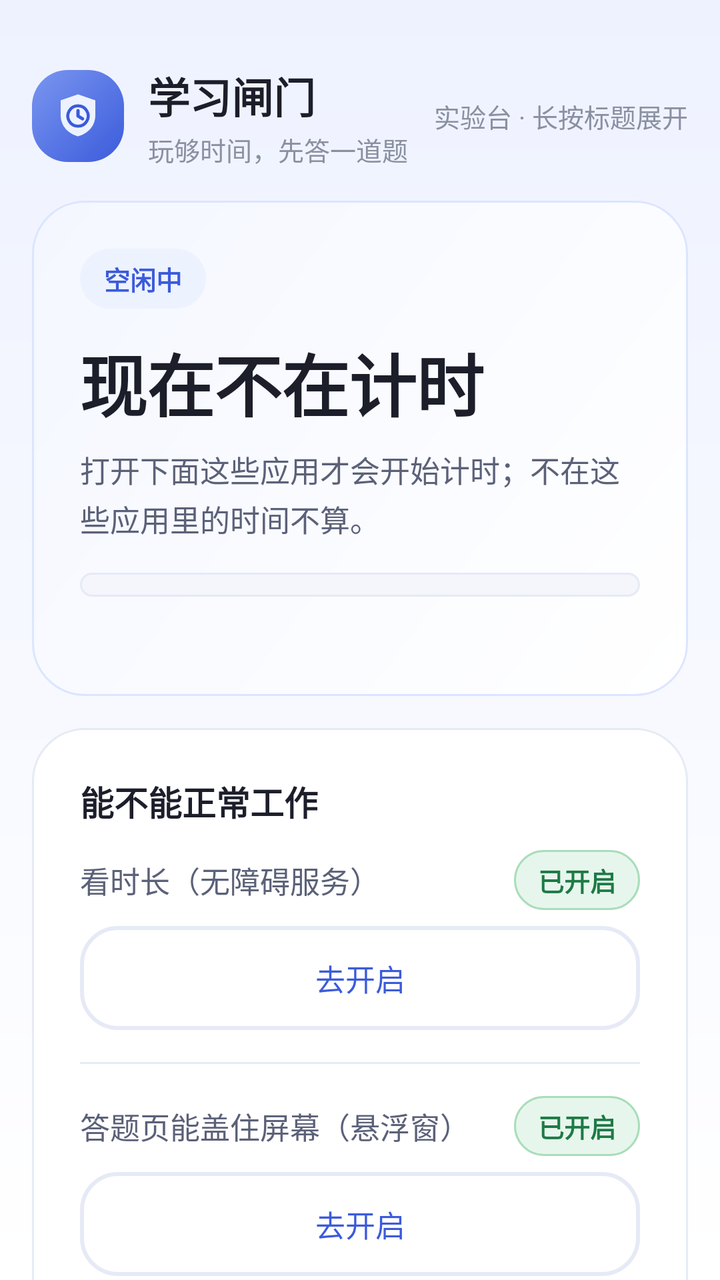
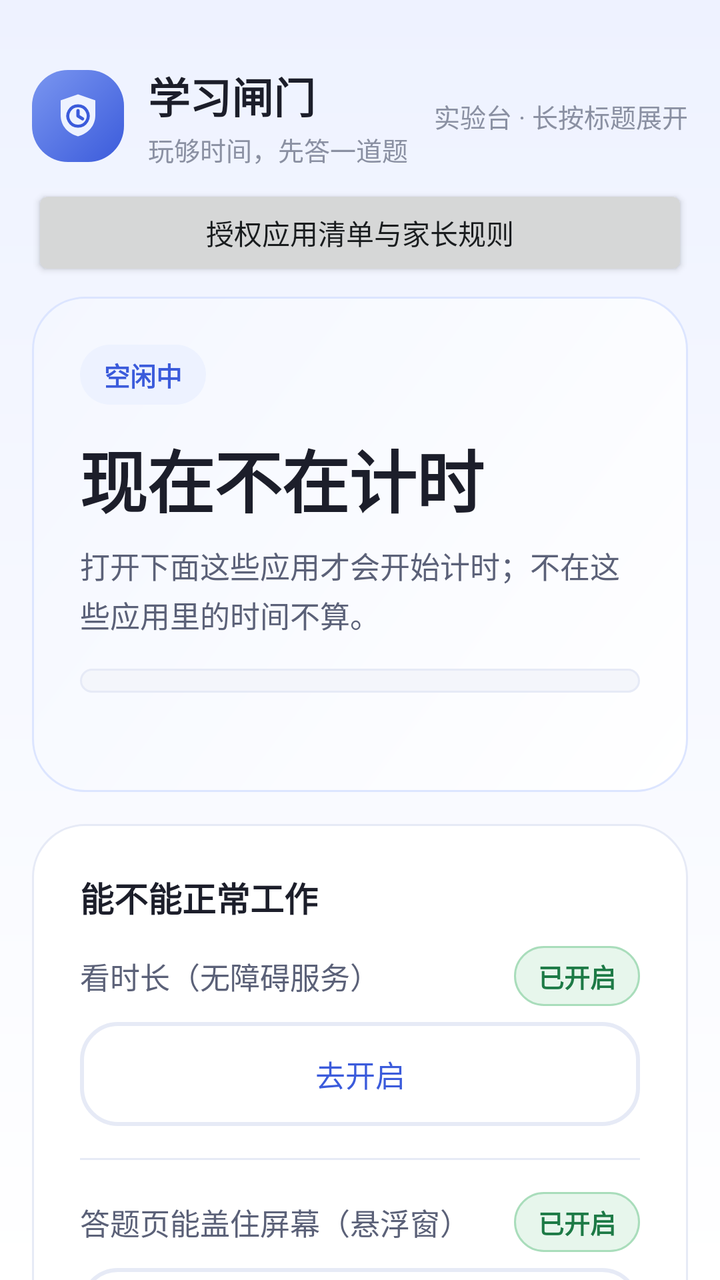

An Android layout rendered at two revisions. The XML below is the earlier revision; the diff shows what the commit changed to produce the second picture.
<!-- AndroidManifest.xml: application theme QuizGateTheme -->
<!-- res/layout/activity_main.xml -->
<?xml version="1.0" encoding="utf-8"?>
<ScrollView xmlns:android="http://schemas.android.com/apk/res/android"
    android:layout_width="match_parent"
    android:layout_height="match_parent"
    android:clipToPadding="false"
    android:scrollbars="none">

    <LinearLayout
        android:layout_width="match_parent"
        android:layout_height="wrap_content"
        android:orientation="vertical"
        android:paddingLeft="@dimen/space_4"
        android:paddingTop="@dimen/space_6"
        android:paddingRight="@dimen/space_4"
        android:paddingBottom="@dimen/space_8">

        
        <LinearLayout
            android:id="@+id/titleBlock"
            android:layout_width="match_parent"
            android:layout_height="wrap_content"
            android:clickable="true"
            android:focusable="true"
            android:gravity="center_vertical"
            android:longClickable="true"
            android:orientation="horizontal"
            android:paddingTop="@dimen/space_2"
            android:paddingBottom="@dimen/space_2">

            <FrameLayout
                android:layout_width="46dp"
                android:layout_height="46dp"
                android:background="@drawable/bg_app_mark">

                <ImageView
                    android:layout_width="@dimen/icon_app"
                    android:layout_height="@dimen/icon_app"
                    android:layout_gravity="center"
                    android:contentDescription="@null"
                    android:src="@drawable/ic_app_mark" />
            </FrameLayout>

            <LinearLayout
                android:layout_width="0dp"
                android:layout_height="wrap_content"
                android:layout_marginStart="@dimen/space_3"
                android:layout_weight="1"
                android:orientation="vertical">

                <TextView
                    style="@style/Text.SectionTitle"
                    android:layout_width="wrap_content"
                    android:layout_height="wrap_content"
                    android:text="@string/app_name" />

                <TextView
                    style="@style/Text.Caption"
                    android:layout_width="wrap_content"
                    android:layout_height="wrap_content"
                    android:layout_marginTop="2dp"
                    android:text="@string/app_subtitle" />
            </LinearLayout>

            <TextView
                android:id="@+id/consoleChevron"
                style="@style/Text.Caption"
                android:layout_width="wrap_content"
                android:layout_height="wrap_content"
                android:text="@string/console_chevron_closed" />
        </LinearLayout>

        
        <LinearLayout
            android:layout_width="match_parent"
            android:layout_height="wrap_content"
            android:layout_marginTop="@dimen/space_2"
            android:background="@drawable/bg_hero_card"
            android:orientation="vertical"
            android:padding="@dimen/space_6">

            <TextView
                android:id="@+id/heroKicker"
                style="@style/Text.Chip.Neutral"
                android:layout_width="wrap_content"
                android:layout_height="wrap_content"
                android:text="@string/home_idle_state" />

            <TextView
                android:id="@+id/statusText"
                style="@style/Text.Hero"
                android:layout_width="match_parent"
                android:layout_height="wrap_content"
                android:layout_marginTop="@dimen/space_3"
                android:text="@string/home_idle_title" />

            <TextView
                android:id="@+id/heroBody"
                style="@style/Text.Body"
                android:layout_width="match_parent"
                android:layout_height="wrap_content"
                android:layout_marginTop="@dimen/space_2"
                android:text="@string/home_idle_body" />

            <LinearLayout
                android:id="@+id/progressTrack"
                android:layout_width="match_parent"
                android:layout_height="@dimen/progress_height"
                android:layout_marginTop="@dimen/space_4"
                android:background="@drawable/bg_progress_track"
                android:orientation="horizontal">

                <View
                    android:id="@+id/progressFill"
                    android:layout_width="0dp"
                    android:layout_height="match_parent"
                    android:layout_weight="0"
                    android:background="@drawable/bg_progress_fill" />

                <View
                    android:id="@+id/progressGap"
                    android:layout_width="0dp"
                    android:layout_height="match_parent"
                    android:layout_weight="1" />
            </LinearLayout>

            <TextView
                android:id="@+id/progressLabel"
                style="@style/Text.Caption"
                android:layout_width="match_parent"
                android:layout_height="wrap_content"
                android:layout_marginTop="@dimen/space_2" />
        </LinearLayout>

        
        <LinearLayout
            android:layout_width="match_parent"
            android:layout_height="wrap_content"
            android:layout_marginTop="@dimen/space_4"
            android:background="@drawable/bg_card"
            android:orientation="vertical"
            android:padding="@dimen/space_6">

            <TextView
                style="@style/Text.CardTitle"
                android:layout_width="wrap_content"
                android:layout_height="wrap_content"
                android:text="@string/home_permission_title" />

            <LinearLayout
                android:layout_width="match_parent"
                android:layout_height="wrap_content"
                android:layout_marginTop="@dimen/space_3"
                android:gravity="center_vertical"
                android:orientation="horizontal">

                <TextView
                    style="@style/Text.Body"
                    android:layout_width="0dp"
                    android:layout_height="wrap_content"
                    android:layout_weight="1"
                    android:text="@string/home_perm_accessibility" />

                <TextView
                    android:id="@+id/accessibilityChip"
                    style="@style/Text.Chip.Ok"
                    android:layout_width="wrap_content"
                    android:layout_height="wrap_content"
                    android:text="@string/chip_ok" />
            </LinearLayout>

            <Button
                android:id="@+id/openAccessibilityButton"
                style="@style/Button.Ghost"
                android:layout_width="match_parent"
                android:layout_height="wrap_content"
                android:layout_marginTop="@dimen/space_2"
                android:text="@string/fix_accessibility" />

            <View
                android:layout_width="match_parent"
                android:layout_height="1dp"
                android:layout_marginTop="@dimen/space_4"
                android:layout_marginBottom="@dimen/space_4"
                android:background="@color/card_stroke" />

            <LinearLayout
                android:layout_width="match_parent"
                android:layout_height="wrap_content"
                android:gravity="center_vertical"
                android:orientation="horizontal">

                <TextView
                    style="@style/Text.Body"
                    android:layout_width="0dp"
                    android:layout_height="wrap_content"
                    android:layout_weight="1"
                    android:text="@string/home_perm_overlay" />

                <TextView
                    android:id="@+id/overlayChip"
                    style="@style/Text.Chip.Ok"
                    android:layout_width="wrap_content"
                    android:layout_height="wrap_content"
                    android:text="@string/chip_ok" />
            </LinearLayout>

            <Button
                android:id="@+id/openOverlayButton"
                style="@style/Button.Ghost"
                android:layout_width="match_parent"
                android:layout_height="wrap_content"
                android:layout_marginTop="@dimen/space_2"
                android:text="@string/fix_overlay" />

            <View
                android:layout_width="match_parent"
                android:layout_height="1dp"
                android:layout_marginTop="@dimen/space_4"
                android:layout_marginBottom="@dimen/space_4"
                android:background="@color/card_stroke" />

            
            <LinearLayout
                android:layout_width="match_parent"
                android:layout_height="wrap_content"
                android:gravity="center_vertical"
                android:orientation="horizontal">

                <TextView
                    style="@style/Text.Body"
                    android:layout_width="0dp"
                    android:layout_height="wrap_content"
                    android:layout_weight="1"
                    android:text="@string/home_perm_notification" />

                <TextView
                    android:id="@+id/notificationChip"
                    style="@style/Text.Chip.Ok"
                    android:layout_width="wrap_content"
                    android:layout_height="wrap_content"
                    android:text="@string/chip_ok" />
            </LinearLayout>

            <Button
                android:id="@+id/openNotificationButton"
                style="@style/Button.Ghost"
                android:layout_width="match_parent"
                android:layout_height="wrap_content"
                android:layout_marginTop="@dimen/space_2"
                android:text="@string/fix_notification" />
        </LinearLayout>

        
        <LinearLayout
            android:layout_width="match_parent"
            android:layout_height="wrap_content"
            android:layout_marginTop="@dimen/space_4"
            android:background="@drawable/bg_card"
            android:orientation="vertical"
            android:padding="@dimen/space_6">

            <TextView
                style="@style/Text.CardTitle"
                android:layout_width="match_parent"
                android:layout_height="wrap_content"
                android:text="@string/gate_events_title" />

            <TextView
                android:id="@+id/gateEventsText"
                style="@style/Text.Body"
                android:layout_width="match_parent"
                android:layout_height="wrap_content"
                android:layout_marginTop="@dimen/space_3"
                android:lineSpacingExtra="3dp"
                android:text="@string/gate_events_empty" />
        </LinearLayout>

        
        <LinearLayout
            android:layout_width="match_parent"
            android:layout_height="wrap_content"
            android:layout_marginTop="@dimen/space_4"
            android:background="@drawable/bg_card"
            android:orientation="vertical"
            android:padding="@dimen/space_6">

            <TextView
                style="@style/Text.CardTitle"
                android:layout_width="wrap_content"
                android:layout_height="wrap_content"
                android:text="@string/link_title" />

            <TextView
                android:id="@+id/bindCodeText"
                style="@style/Text.Hero"
                android:layout_width="match_parent"
                android:layout_height="wrap_content"
                android:layout_marginTop="@dimen/space_3"
                android:letterSpacing="0.18"
                android:text="@string/link_code_placeholder" />

            <TextView
                style="@style/Text.Body"
                android:layout_width="match_parent"
                android:layout_height="wrap_content"
                android:layout_marginTop="@dimen/space_2"
                android:text="@string/link_body" />

            <TextView
                android:id="@+id/linkStatusText"
                style="@style/Text.Caption"
                android:layout_width="match_parent"
                android:layout_height="wrap_content"
                android:layout_marginTop="@dimen/space_2" />
        </LinearLayout>

        
        <LinearLayout
            android:layout_width="match_parent"
            android:layout_height="wrap_content"
            android:layout_marginTop="@dimen/space_4"
            android:background="@drawable/bg_card"
            android:orientation="vertical"
            android:padding="@dimen/space_6">

            <TextView
                style="@style/Text.CardTitle"
                android:layout_width="wrap_content"
                android:layout_height="wrap_content"
                android:text="@string/home_stats_title" />

            <LinearLayout
                android:layout_width="match_parent"
                android:layout_height="wrap_content"
                android:layout_marginTop="@dimen/space_3"
                android:orientation="horizontal">

                <LinearLayout
                    android:layout_width="0dp"
                    android:layout_height="wrap_content"
                    android:layout_weight="1"
                    android:background="@drawable/bg_stat"
                    android:gravity="center"
                    android:orientation="vertical"
                    android:padding="@dimen/space_3">

                    <TextView
                        android:id="@+id/statSuccess"
                        style="@style/Text.StatValue"
                        android:layout_width="wrap_content"
                        android:layout_height="wrap_content"
                        android:text="@string/stat_placeholder" />

                    <TextView
                        style="@style/Text.Caption"
                        android:layout_width="wrap_content"
                        android:layout_height="wrap_content"
                        android:layout_marginTop="2dp"
                        android:text="@string/stat_success_label" />
                </LinearLayout>

                <LinearLayout
                    android:layout_width="0dp"
                    android:layout_height="wrap_content"
                    android:layout_marginStart="@dimen/space_2"
                    android:layout_weight="1"
                    android:background="@drawable/bg_stat"
                    android:gravity="center"
                    android:orientation="vertical"
                    android:padding="@dimen/space_3">

                    <TextView
                        android:id="@+id/statAverage"
                        style="@style/Text.StatValue"
                        android:layout_width="wrap_content"
                        android:layout_height="wrap_content"
                        android:text="@string/stat_placeholder" />

                    <TextView
                        style="@style/Text.Caption"
                        android:layout_width="wrap_content"
                        android:layout_height="wrap_content"
                        android:layout_marginTop="2dp"
                        android:text="@string/stat_average_label" />
                </LinearLayout>

                <LinearLayout
                    android:layout_width="0dp"
                    android:layout_height="wrap_content"
                    android:layout_marginStart="@dimen/space_2"
                    android:layout_weight="1"
                    android:background="@drawable/bg_stat"
                    android:gravity="center"
                    android:orientation="vertical"
                    android:padding="@dimen/space_3">

                    <TextView
                        android:id="@+id/statWorst"
                        style="@style/Text.StatValue"
                        android:layout_width="wrap_content"
                        android:layout_height="wrap_content"
                        android:text="@string/stat_placeholder" />

                    <TextView
                        style="@style/Text.Caption"
                        android:layout_width="wrap_content"
                        android:layout_height="wrap_content"
                        android:layout_marginTop="2dp"
                        android:text="@string/stat_worst_label" />
                </LinearLayout>
            </LinearLayout>

            <TextView
                android:id="@+id/statsNote"
                style="@style/Text.Caption"
                android:layout_width="match_parent"
                android:layout_height="wrap_content"
                android:layout_marginTop="@dimen/space_3"
                android:text="@string/home_stats_empty" />
        </LinearLayout>

        <TextView
            android:id="@+id/versionText"
            style="@style/Text.Caption"
            android:layout_width="match_parent"
            android:layout_height="wrap_content"
            android:layout_marginTop="@dimen/space_6"
            android:gravity="center"
            android:text="@string/app_footer" />

        
        <LinearLayout
            android:id="@+id/consolePanel"
            android:layout_width="match_parent"
            android:layout_height="wrap_content"
            android:layout_marginTop="@dimen/space_3"
            android:background="@drawable/bg_console_panel"
            android:orientation="vertical"
            android:padding="@dimen/space_4"
            android:visibility="gone">

            <TextView
                style="@style/Text.CardTitle"
                android:layout_width="wrap_content"
                android:layout_height="wrap_content"
                android:text="@string/console_title" />

            <TextView
                style="@style/Text.Body"
                android:layout_width="match_parent"
                android:layout_height="wrap_content"
                android:layout_marginTop="@dimen/space_1"
                android:text="@string/console_body" />

            <Button
                android:id="@+id/toggleThresholdButton"
                style="@style/Button.Console"
                android:layout_width="match_parent"
                android:layout_height="wrap_content"
                android:layout_marginTop="@dimen/space_3"
                android:text="@string/toggle_threshold" />

            <Button
                android:id="@+id/modeButton"
                style="@style/Button.Console"
                android:layout_width="match_parent"
                android:layout_height="wrap_content"
                android:layout_marginTop="@dimen/space_2"
                android:text="@string/switch_mode" />

            <Button
                android:id="@+id/selfTestButton"
                style="@style/Button.Console"
                android:layout_width="match_parent"
                android:layout_height="wrap_content"
                android:layout_marginTop="@dimen/space_2"
                android:text="@string/run_self_test" />

            <Button
                android:id="@+id/refreshButton"
                style="@style/Button.Console"
                android:layout_width="match_parent"
                android:layout_height="wrap_content"
                android:layout_marginTop="@dimen/space_2"
                android:text="@string/refresh" />

            <Button
                android:id="@+id/controlButton"
                style="@style/Button.Console"
                android:layout_width="match_parent"
                android:layout_height="wrap_content"
                android:layout_marginTop="@dimen/space_2"
                android:text="@string/control_group" />

            <EditText
                android:id="@+id/serverUrlInput"
                style="@style/Text.Input"
                android:layout_width="match_parent"
                android:layout_height="wrap_content"
                android:layout_marginTop="@dimen/space_3"
                android:hint="@string/console_server_hint"
                android:importantForAutofill="no" />

            <Button
                android:id="@+id/saveServerButton"
                style="@style/Button.Console"
                android:layout_width="match_parent"
                android:layout_height="wrap_content"
                android:layout_marginTop="@dimen/space_2"
                android:text="@string/console_save_server" />

            <Button
                android:id="@+id/reportNowButton"
                style="@style/Button.Console"
                android:layout_width="match_parent"
                android:layout_height="wrap_content"
                android:layout_marginTop="@dimen/space_2"
                android:text="@string/console_report_now" />

            <Button
                android:id="@+id/toggleFollowButton"
                style="@style/Button.Console"
                android:layout_width="match_parent"
                android:layout_height="wrap_content"
                android:layout_marginTop="@dimen/space_2"
                android:text="@string/console_toggle_follow" />

            <Button
                android:id="@+id/toggleReportingButton"
                style="@style/Button.Console"
                android:layout_width="match_parent"
                android:layout_height="wrap_content"
                android:layout_marginTop="@dimen/space_2"
                android:text="@string/console_toggle_reporting" />

            <TextView
                android:id="@+id/logText"
                style="@style/Text.Mono"
                android:layout_width="match_parent"
                android:layout_height="wrap_content"
                android:layout_marginTop="@dimen/space_3"
                android:background="@drawable/bg_stat"
                android:padding="@dimen/space_3" />
        </LinearLayout>
    </LinearLayout>
</ScrollView>
<!-- resources referenced by this layout -->
<resources>
  <color name="card_stroke">#E6EAF6</color>
  <dimen name="icon_app">26dp</dimen>
  <dimen name="progress_height">12dp</dimen>
  <dimen name="space_1">4dp</dimen>
  <dimen name="space_2">8dp</dimen>
  <dimen name="space_3">12dp</dimen>
  <dimen name="space_4">16dp</dimen>
  <dimen name="space_6">24dp</dimen>
  <dimen name="space_8">32dp</dimen>
  <string name="app_footer">0.1-spike · 断网时使用本地题目，联网后向家长服务端同步用量与闸门状态</string>
  <string name="app_name">学习闸门</string>
  <string name="app_subtitle">玩够时间，先答一道题</string>
  <string name="chip_ok">已开启</string>
  <string name="console_body">这些是给家长调试用的开关，随便改会让抢屏失效，小朋友不用碰。</string>
  <string name="console_chevron_closed">实验台 · 长按标题展开</string>
  <string name="console_report_now">立刻上报一次</string>
  <string name="console_save_server">保存服务端地址</string>
  <string name="console_server_hint">服务端地址，例如 http://192.168.1.76:8080</string>
  <string name="console_title">实验台</string>
  <string name="console_toggle_follow">跟随服务端阈值</string>
  <string name="console_toggle_reporting">允许联网上报</string>
  <string name="control_group">对照组：前台直接打开答题页</string>
  <string name="fix_accessibility">去开启</string>
  <string name="fix_notification">去开启通知</string>
  <string name="fix_overlay">去开启</string>
  <string name="gate_events_empty">到目前为止闸门一直正常。</string>
  <string name="gate_events_title">闸门掉线记录</string>
  <string name="home_idle_body">打开下面这些应用才会开始计时；不在这些应用里的时间不算。</string>
  <string name="home_idle_state">空闲中</string>
  <string name="home_idle_title">现在不在计时</string>
  <string name="home_perm_accessibility">看时长（无障碍服务）</string>
  <string name="home_perm_notification">闸门掉线时能在通知栏看到</string>
  <string name="home_perm_overlay">答题页能盖住屏幕（悬浮窗）</string>
  <string name="home_permission_title">能不能正常工作</string>
  <string name="home_stats_empty">还没跑过自检。展开下面的实验台，按「抢屏自检 10 轮」。</string>
  <string name="home_stats_title">抢屏记录</string>
  <string name="link_body">在家长后台点「认领设备」，输入上面这六个字符，这台手机的闸门记录就会出现在你名下。没认领之前记录只留在这台手机上。</string>
  <string name="link_code_placeholder">— — — — — —</string>
  <string name="link_title">让家长和这台设备对上</string>
  <string name="refresh">刷新状态与日志</string>
  <string name="run_self_test">抢屏自检 10 轮</string>
  <string name="stat_average_label">平均延迟</string>
  <string name="stat_placeholder">—</string>
  <string name="stat_success_label">抢屏成功</string>
  <string name="stat_worst_label">最慢一次</string>
  <string name="switch_mode">抢屏方式切换</string>
  <string name="toggle_threshold">阈值切换</string>
  <style name="Text.Chip.Ok" parent="Text.Chip">
          <item name="android:textColor">@color/ok</item>
          <item name="android:background">@drawable/bg_chip_ok</item>
      </style>
  <color name="brand_400">#7A96F0</color>
  <color name="brand_600">#3B5BDB</color>
  <dimen name="radius_md">18dp</dimen>
  <color name="card">#FFFFFF</color>
  <color name="surface_sunken">#F4F6FB</color>
  <dimen name="radius_lg">26dp</dimen>
  <color name="brand_050">#F4F7FF</color>
  <color name="brand_200">#DCE5FF</color>
  <dimen name="radius_pill">100dp</dimen>
  <color name="brand_100">#EDF2FF</color>
  <color name="ink_soft">#5B6178</color>
  <dimen name="text_label">13sp</dimen>
  <dimen name="text_body">15sp</dimen>
  <dimen name="ctl_height">52dp</dimen>
  <color name="ink_faint">#8A90A2</color>
  <dimen name="text_control">17sp</dimen>
  <color name="ink">#1C1E2A</color>
  <color name="ok">#1D7A46</color>
  <dimen name="text_hero">34sp</dimen>
  <dimen name="text_caption">12sp</dimen>
  <dimen name="text_title">21sp</dimen>
  <color name="page_bottom">#FFFFFF</color>
  <color name="brand_500">#4C6EF5</color>
  <color name="brand_300">#B9C6F5</color>
  <dimen name="radius_sm">12dp</dimen>
  <dimen name="chip_height">30dp</dimen>
  <color name="ok_bg">#E7F6EC</color>
  <color name="ok_stroke">#A9DDBB</color>
  <color name="page_top">#EEF2FF</color>
  <!-- unchanged entries left out for length: 26 -->
</resources>

<!-- the commit's change to res/layout/activity_main.xml (unified diff, before → after) -->
@@ -69,6 +69,12 @@
                 android:text="@string/console_chevron_closed" />
         </LinearLayout>
 
+        <Button
+            android:id="@+id/appInventoryButton"
+            android:layout_width="match_parent"
+            android:layout_height="wrap_content"
+            android:text="授权应用清单与家长规则" />
+
         
         <LinearLayout
             android:layout_width="match_parent"
@@ -533,6 +539,14 @@
                 android:layout_marginTop="@dimen/space_2"
                 android:text="@string/console_toggle_reporting" />
 
+            <Button
+                android:id="@+id/diagnosticsButton"
+                style="@style/Button.Console"
+                android:layout_width="match_parent"
+                android:layout_height="wrap_content"
+                android:layout_marginTop="@dimen/space_2"
+                android:text="本机日志与性能" />
+
             <TextView
                 android:id="@+id/logText"
                 style="@style/Text.Mono"
